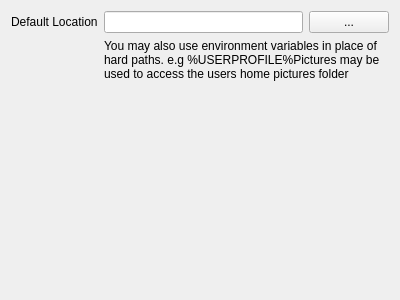
Qt form src/configmanager/editorwidgets/uifiles/photowidget_config.ui (roam-qgis/Roam) before a commit.
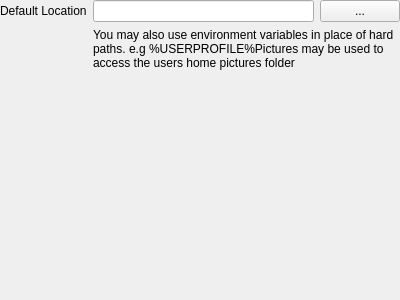
The same form after that commit.

Commit message: Reduce margins on config widgets

The edit to the form file:
```diff
--- a/src/configmanager/editorwidgets/uifiles/photowidget_config.ui
+++ b/src/configmanager/editorwidgets/uifiles/photowidget_config.ui
@@ -14,6 +14,9 @@
    <string>Form</string>
   </property>
   <layout class="QFormLayout" name="formLayout">
+   <property name="margin">
+    <number>0</number>
+   </property>
    <item row="0" column="0">
     <widget class="QLabel" name="label_3">
      <property name="text">
```
The commit also changes 9 other files.
